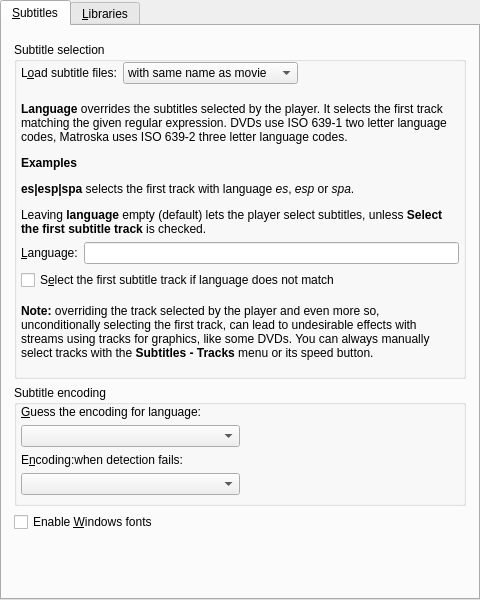
wilbert2000/wzplayer, file src/gui/pref/subtitles.ui: the form before one commit.
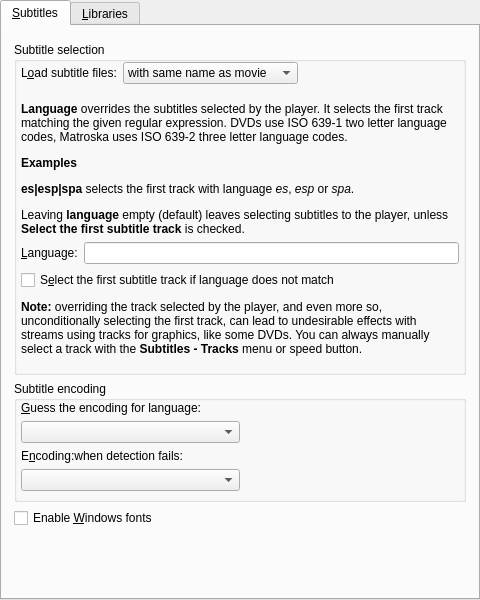
The form after the commit. Custom widgets are drawn as their Qt base class.

What changed in the file:
```diff
--- a/src/gui/pref/subtitles.ui
+++ b/src/gui/pref/subtitles.ui
@@ -135,7 +135,7 @@
                </sizepolicy>
               </property>
               <property name="text">
-               <string>&lt;html&gt;&lt;head/&gt;&lt;body&gt;&lt;p&gt;&lt;span style=&quot; font-weight:600;&quot;&gt;Language&lt;/span&gt; overrides the subtitles selected by the player. It selects the first track matching the given regular expression. DVDs use ISO 639-1 two letter language codes, Matroska uses ISO 639-2 three letter language codes.&lt;/p&gt;&lt;p&gt;&lt;span style=&quot; font-weight:600;&quot;&gt;Examples&lt;/span&gt;&lt;/p&gt;&lt;p&gt;&lt;span style=&quot; font-weight:600;&quot;&gt;es|esp|spa&lt;/span&gt; selects the first track with language &lt;span style=&quot; font-style:italic;&quot;&gt;es&lt;/span&gt;, &lt;span style=&quot; font-style:italic;&quot;&gt;esp&lt;/span&gt; or &lt;span style=&quot; font-style:italic;&quot;&gt;spa&lt;/span&gt;.&lt;/p&gt;&lt;p&gt;Leaving &lt;span style=&quot; font-weight:600;&quot;&gt;language&lt;/span&gt; empty (default) lets the player select subtitles, unless &lt;span style=&quot; font-weight:600;&quot;&gt;Select the first subtitle track&lt;/span&gt; is checked.&lt;/p&gt;&lt;/body&gt;&lt;/html&gt;</string>
+               <string>&lt;html&gt;&lt;head/&gt;&lt;body&gt;&lt;p&gt;&lt;span style=&quot; font-weight:600;&quot;&gt;Language&lt;/span&gt; overrides the subtitles selected by the player. It selects the first track matching the given regular expression. DVDs use ISO 639-1 two letter language codes, Matroska uses ISO 639-2 three letter language codes.&lt;/p&gt;&lt;p&gt;&lt;span style=&quot; font-weight:600;&quot;&gt;Examples&lt;/span&gt;&lt;/p&gt;&lt;p&gt;&lt;span style=&quot; font-weight:600;&quot;&gt;es|esp|spa&lt;/span&gt; selects the first track with language &lt;span style=&quot; font-style:italic;&quot;&gt;es&lt;/span&gt;, &lt;span style=&quot; font-style:italic;&quot;&gt;esp&lt;/span&gt; or &lt;span style=&quot; font-style:italic;&quot;&gt;spa&lt;/span&gt;.&lt;/p&gt;&lt;p&gt;Leaving &lt;span style=&quot; font-weight:600;&quot;&gt;language&lt;/span&gt; empty (default) leaves selecting subtitles to the player, unless &lt;span style=&quot; font-weight:600;&quot;&gt;Select the first subtitle track&lt;/span&gt; is checked.&lt;/p&gt;&lt;/body&gt;&lt;/html&gt;</string>
               </property>
               <property name="wordWrap">
                <bool>true</bool>
@@ -193,7 +193,7 @@
           <item>
            <layout class="QHBoxLayout" name="horizontalLayout_8">
             <property name="topMargin">
-             <number>8</number>
+             <number>4</number>
             </property>
             <property name="bottomMargin">
              <number>12</number>
@@ -201,7 +201,7 @@
             <item>
              <widget class="QLabel" name="label_2">
               <property name="text">
-               <string>&lt;html&gt;&lt;head/&gt;&lt;body&gt;&lt;p&gt;&lt;span style=&quot; font-weight:600;&quot;&gt;Note:&lt;/span&gt; overriding the track selected by the player and even more so, unconditionally selecting the first track, can lead to undesirable effects with streams using tracks for graphics, like some DVDs. You can always manually select tracks with the &lt;span style=&quot; font-weight:600;&quot;&gt;Subtitles - Tracks&lt;/span&gt; menu or its speed button.&lt;/p&gt;&lt;/body&gt;&lt;/html&gt;</string>
+               <string>&lt;html&gt;&lt;head/&gt;&lt;body&gt;&lt;p&gt;&lt;span style=&quot; font-weight:600;&quot;&gt;Note:&lt;/span&gt; overriding the track selected by the player, and even more so, unconditionally selecting the first track, can lead to undesirable effects with streams using tracks for graphics, like some DVDs. You can always manually select a track with the &lt;span style=&quot; font-weight:600;&quot;&gt;Subtitles - Tracks&lt;/span&gt; menu or speed button.&lt;/p&gt;&lt;/body&gt;&lt;/html&gt;</string>
               </property>
               <property name="wordWrap">
                <bool>true</bool>
```
